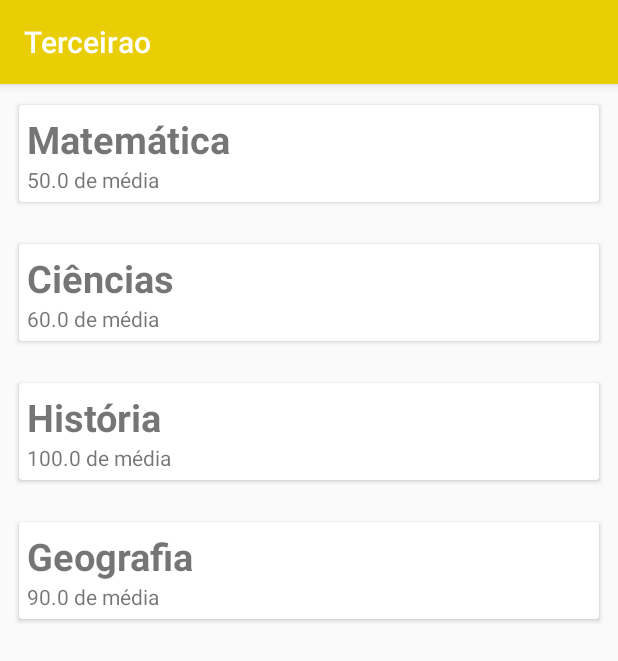
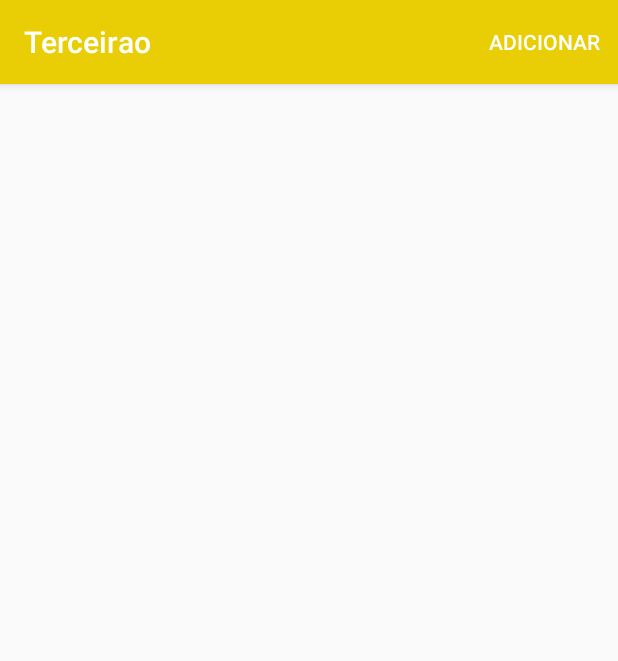
Before and after one commit to raphaelframos/devmov1, an Android app: the screen it shows after launch (NotasActivity), on a phone screen of 412 x 824 dp. Shown: the top 661 px of the screen. Run offline under Robolectric (Android 15) with nearby library versions, the phone set to English and light mode, and no system bars.

Commit message:
Lista e layout

```diff
--- a/Terceirao/app/src/main/java/com/raphaelframos/terceirao/NotasActivity.java
+++ b/Terceirao/app/src/main/java/com/raphaelframos/terceirao/NotasActivity.java
@@ -1,12 +1,17 @@
 package com.raphaelframos.terceirao;
 
+import android.content.Intent;
 import android.support.v7.app.AppCompatActivity;
 import android.os.Bundle;
 import android.support.v7.widget.GridLayoutManager;
 import android.support.v7.widget.LinearLayoutManager;
 import android.support.v7.widget.RecyclerView;
+import android.view.Menu;
+import android.view.MenuItem;
+import android.widget.Toast;
 
 import com.raphaelframos.terceirao.adapter.NotaAdapter;
+import com.raphaelframos.terceirao.banco_dados.BancoDeDados;
 import com.raphaelframos.terceirao.model.Disciplina;
 
 import java.util.ArrayList;
@@ -14,6 +19,7 @@ import java.util.ArrayList;
 public class NotasActivity extends AppCompatActivity {
 
     private RecyclerView recyclerViewNotas;
+    private NotaAdapter notaAdapter;
 
     @Override
     protected void onCreate(Bundle savedInstanceState) {
@@ -23,12 +29,32 @@ public class NotasActivity extends AppCompatActivity {
         recyclerViewNotas = findViewById(R.id.recycler_notas);
         recyclerViewNotas.setLayoutManager(new LinearLayoutManager(getApplicationContext()));
 
-        ArrayList<Disciplina> disciplinas = new ArrayList<>();
-        disciplinas.add(new Disciplina("Matemática", 50));
-        disciplinas.add(new Disciplina("Ciências", 60));
-        disciplinas.add(new Disciplina("História", 100));
-        disciplinas.add(new Disciplina("Geografia", 90));
+        notaAdapter = new NotaAdapter(new ArrayList<Disciplina>());
+        recyclerViewNotas.setAdapter(notaAdapter);
+    }
 
-        recyclerViewNotas.setAdapter(new NotaAdapter(disciplinas));
+    @Override
+    public boolean onCreateOptionsMenu(Menu menu) {
+        getMenuInflater().inflate(R.menu.menu_materia, menu);
+        return super.onCreateOptionsMenu(menu);
+    }
+
+    @Override
+    public boolean onOptionsItemSelected(MenuItem item) {
+
+        switch (item.getItemId()){
+
+            case R.id.item_adicionar:
+                startActivity(new Intent(getApplicationContext(), NovaDisciplinaActivity.class));
+                break;
+        }
+
+        return super.onOptionsItemSelected(item);
+    }
+
+    @Override
+    protected void onResume() {
+        super.onResume();
+        notaAdapter.atualiza(BancoDeDados.getInstance().getDisciplinas());
     }
 }
--- a/Terceirao/app/src/main/java/com/raphaelframos/terceirao/adapter/NotaAdapter.java
+++ b/Terceirao/app/src/main/java/com/raphaelframos/terceirao/adapter/NotaAdapter.java
@@ -45,6 +45,11 @@ public class NotaAdapter extends RecyclerView.Adapter<NotaAdapter.NotaViewHolder
         return disciplinas.size();
     }
 
+    public void atualiza(ArrayList<Disciplina> disciplinas) {
+        this.disciplinas = disciplinas;
+        notifyDataSetChanged();
+    }
+
     public class NotaViewHolder extends RecyclerView.ViewHolder{
 
         private TextView textViewNome;
--- /dev/null
+++ b/Terceirao/app/src/main/java/com/raphaelframos/terceirao/banco_dados/BancoDeDados.java
@@ -0,0 +1,47 @@
+package com.raphaelframos.terceirao.banco_dados;
+
+import com.raphaelframos.terceirao.model.Disciplina;
+
+import java.util.ArrayList;
+
+/**
+ * Created by raphaelramos on 26/03/2018.
+ */
+
+public class BancoDeDados {
+
+    private ArrayList<String> nomeDasDisciplinas;
+    public static BancoDeDados instance;
+
+    public static BancoDeDados getInstance(){
+        if(instance == null){
+            instance = new BancoDeDados();
+        }
+
+        return instance;
+    }
+
+    public void salva(String nomeDaDisciplina) {
+        if(nomeDasDisciplinas == null) {
+            nomeDasDisciplinas = new ArrayList<>();
+        }
+
+        nomeDasDisciplinas.add(nomeDaDisciplina);
+    }
+
+    public ArrayList<String> getNomeDasDisciplinas(){
+        return nomeDasDisciplinas;
+    }
+
+    public ArrayList<Disciplina> getDisciplinas(){
+        ArrayList<Disciplina> disciplinas = new ArrayList<>();
+        if(nomeDasDisciplinas != null && nomeDasDisciplinas.size() > 0){
+            for(String nome : nomeDasDisciplinas){
+                Disciplina disciplina = new Disciplina(nome, 10);
+                disciplinas.add(disciplina);
+            }
+        }
+
+        return disciplinas;
+    }
+}
--- a/Terceirao/app/src/main/res/layout/activity_nova_disciplina.xml
+++ b/Terceirao/app/src/main/res/layout/activity_nova_disciplina.xml
@@ -5,6 +5,7 @@
     android:layout_width="match_parent"
     android:layout_height="match_parent"
     android:orientation="vertical"
+    android:layout_margin="10dp"
     tools:context="com.raphaelframos.terceirao.NovaDisciplinaActivity">
 
     <EditText
--- a/Terceirao/app/src/main/res/layout/adapter_nota.xml
+++ b/Terceirao/app/src/main/res/layout/adapter_nota.xml
@@ -7,6 +7,7 @@
     android:layout_height="wrap_content">
 
     <android.support.v7.widget.CardView
+        app:cardBackgroundColor="@color/colorPrimary"
         app:cardUseCompatPadding="true"
         android:layout_width="match_parent"
         android:layout_height="wrap_content">
--- /dev/null
+++ b/Terceirao/app/src/main/res/menu/menu_materia.xml
@@ -0,0 +1,10 @@
+<?xml version="1.0" encoding="utf-8"?>
+<menu xmlns:android="http://schemas.android.com/apk/res/android"
+    xmlns:app="http://schemas.android.com/apk/res-auto">
+
+    <item android:id="@+id/item_adicionar"
+        android:title="Adicionar"
+        app:showAsAction="always"
+        ></item>
+
+</menu>
--- a/Terceirao/app/src/main/res/values/colors.xml
+++ b/Terceirao/app/src/main/res/values/colors.xml
@@ -3,4 +3,5 @@
     <color name="colorPrimary">#e9ce05</color>
     <color name="colorPrimaryDark">#303F9F</color>
     <color name="colorAccent">#008c07</color>
+    <color name="vermelho">#d60303</color>
 </resources>
```
Also changed, not shown: Terceirao/app/src/main/java/com/raphaelframos/terceirao/NovaDisciplinaActivity.java (+12 -1 lines).
